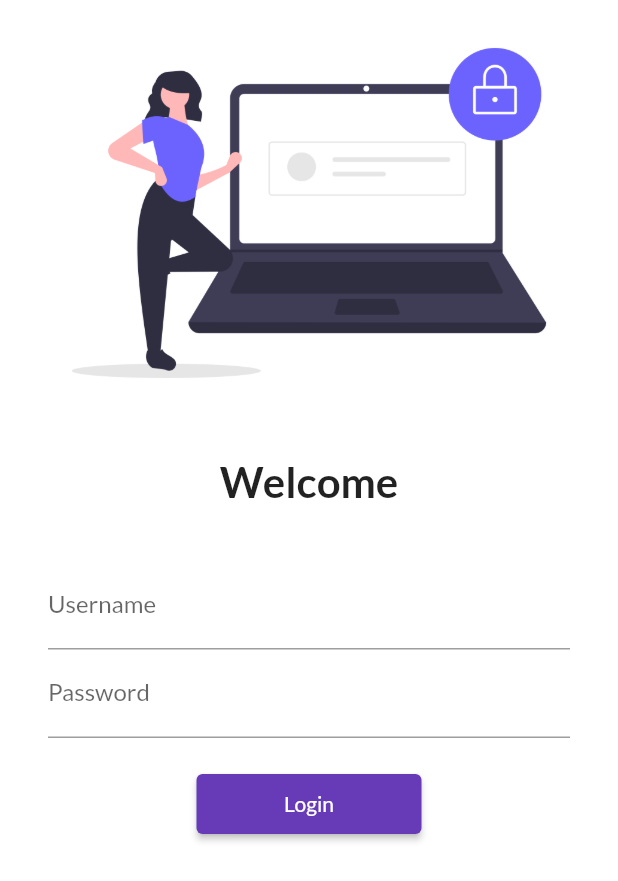
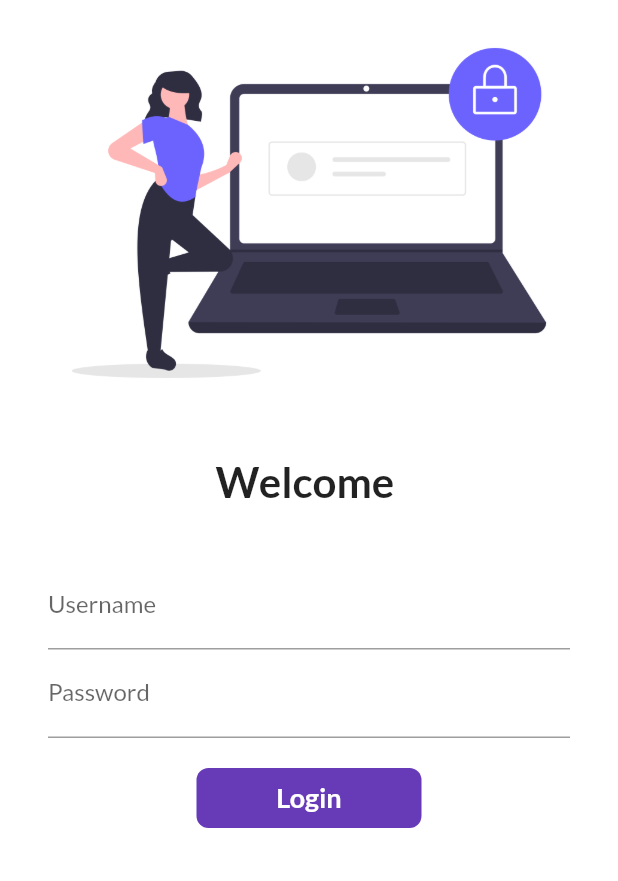
Before and after one commit to ramjanali261/flutter_tutorial, a Flutter app: the screen it shows after launch, on a phone screen of 412 x 824 dp. Shown: the top 881 px of the screen. Run offline on Flutter 3.47's test engine with Material 2 defaults, Android fonts, the phone set to English and light mode, and no system bars; our stand-ins replace google_fonts.

Commit message:
day 8 completed

```diff
--- a/lib/pages/login_page.dart
+++ b/lib/pages/login_page.dart
@@ -1,14 +1,40 @@
+// ignore_for_file: prefer_const_constructors
+
 import 'package:flutter/material.dart';
 import 'package:flutter_catalog/utils/route.dart';
 
-class LoginPage extends StatelessWidget {
+class LoginPage extends StatefulWidget {
   const LoginPage({Key? key}) : super(key: key);
+
+  @override
+  State<LoginPage> createState() => _LoginPageState();
+}
+
+class _LoginPageState extends State<LoginPage> {
+  String name = "";
+  bool changedbutton = false;
+  final _formkey = GlobalKey<FormState>();
+
+  movetoHome(BuildContext context) async {
+    if (_formkey.currentState!.validate()) {
+      setState(() {
+        changedbutton = true;
+      });
+      await Future.delayed(Duration(seconds: 1));
+      await Navigator.pushNamed(context, MyRoutes.homeRoute);
+      setState(() {
+        changedbutton = false;
+      });
+    }
+  }
 
   @override
   Widget build(BuildContext context) {
     return Material(
         color: Colors.white,
         child: SingleChildScrollView(
+          child: Form(
+            key: _formkey,
             child: Column(
               children: [
                 Image.asset(
@@ -19,7 +45,7 @@ class LoginPage extends StatelessWidget {
                   height: 20,
                 ),
                 Text(
-                "Welcome",
+                  "Welcome $name",
                   style: TextStyle(fontSize: 28, fontWeight: FontWeight.bold),
                 ),
                 SizedBox(
@@ -35,6 +61,16 @@ class LoginPage extends StatelessWidget {
                           hintText: "UserName",
                           labelText: "Username",
                         ),
+                        validator: (value) {
+                          if (value!.isEmpty) {
+                            return "Username cannot be empty";
+                          }
+                          return null;
+                        },
+                        onChanged: (value) {
+                          name = value;
+                          setState(() {});
+                        },
                       ),
                       TextFormField(
                         obscureText: true,
@@ -42,21 +78,57 @@ class LoginPage extends StatelessWidget {
                           hintText: "password",
                           labelText: "Password",
                         ),
+                        validator: (String? value) {
+                          if (value!.isEmpty) {
+                            return "Password cannot be empty";
+                          } else if (value != null && value.length < 6) {
+                            return "Password length should be atleast 6 ";
+                          }
+                          return null;
+                        },
                       ),
                       SizedBox(
                         height: 20,
                       ),
-                    ElevatedButton(
-                        child: Text("Login"),
-                        style: TextButton.styleFrom(minimumSize: Size(150, 40)),
-                        onPressed: () {
-                          Navigator.pushNamed(context, MyRoutes.homeRoute);
-                        })
+                      Material(
+                        color: Colors.deepPurple,
+                        borderRadius:
+                            BorderRadius.circular(changedbutton ? 50 : 8),
+                        child: InkWell(
+                          onTap: () => movetoHome(context),
+                          child: AnimatedContainer(
+                            duration: Duration(seconds: 1),
+                            width: changedbutton ? 50 : 150,
+                            height: 40,
+                            alignment: Alignment.center,
+                            child: changedbutton
+                                ? Icon(
+                                    Icons.done,
+                                    color: Colors.white,
+                                  )
+                                : Text(
+                                    "Login",
+                                    style: TextStyle(
+                                        color: Colors.white,
+                                        fontSize: 18,
+                                        fontWeight: FontWeight.bold),
+                                  ),
+                          ),
+                        ),
+                      )
+
+                      // ElevatedButton(
+                      //     child: Text("Login"),
+                      //     style: TextButton.styleFrom(minimumSize: Size(150, 40)),
+                      //     onPressed: () {
+                      //
+                      //     })
                     ],
                   ),
                 )
               ],
             ),
+          ),
         ));
   }
 }
```
Lines whose indentation alone changed are shown as unchanged.
